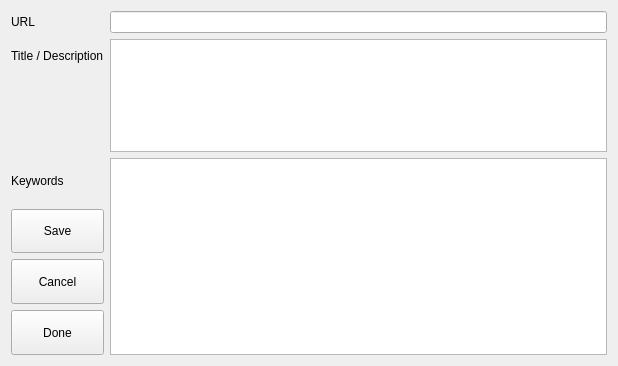
This is ui/entry-form.ui in berndhs/arado as Qt 5 draws it before an edit. The edited form follows.
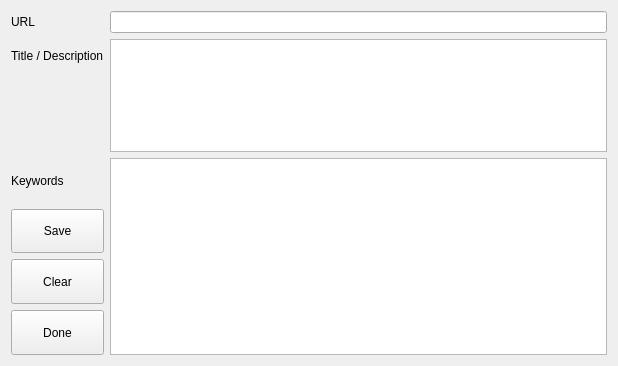
This is the edited form.

Commit message: clear instead of cancel

What changed in the file:
```diff
--- a/ui/entry-form.ui
+++ b/ui/entry-form.ui
@@ -83,7 +83,7 @@
       </sizepolicy>
      </property>
      <property name="text">
-      <string>Cancel</string>
+      <string>Clear</string>
      </property>
     </widget>
    </item>
```
